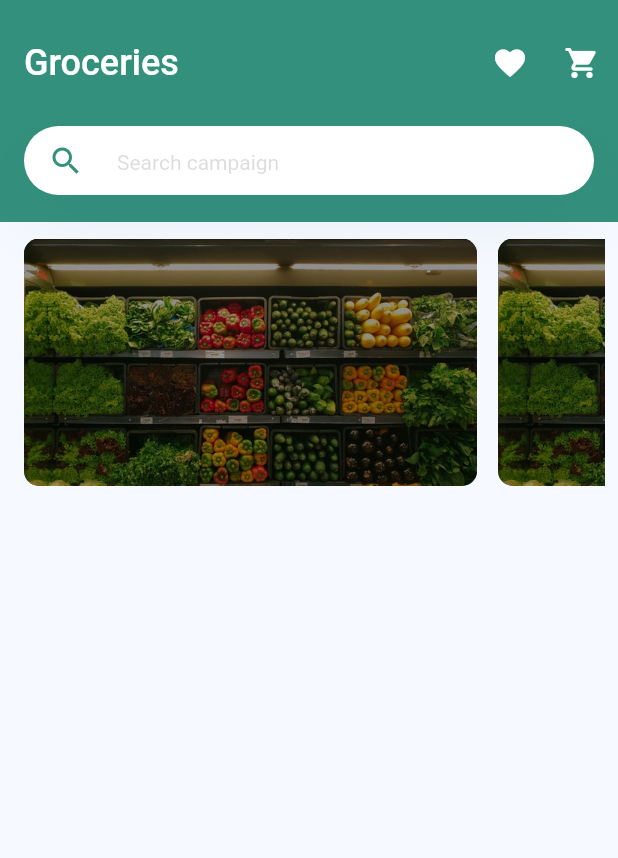
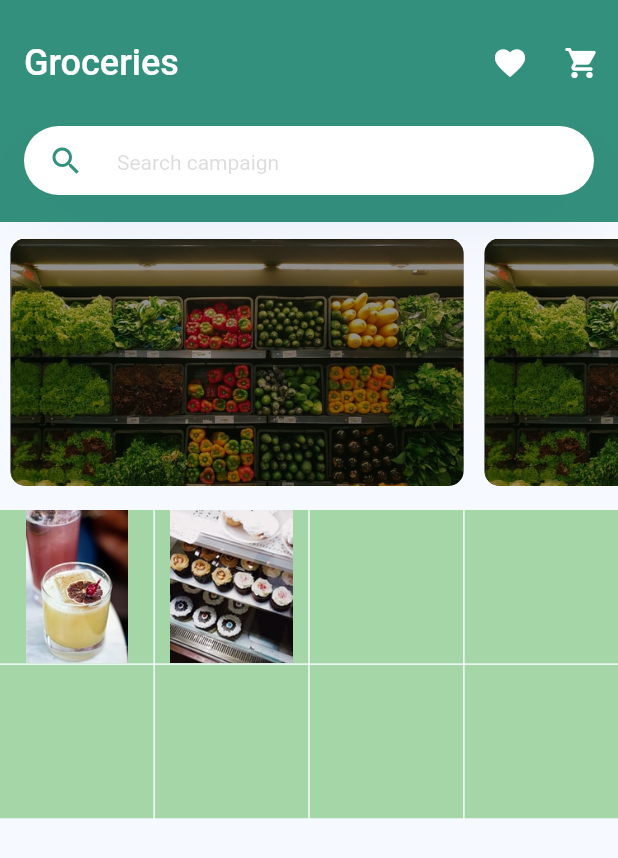
Before and after one commit to mateusisrael/tradly, a Flutter app: the screen it shows after launch, on a phone screen of 412 x 824 dp. Shown: the top 858 px of the screen. Run offline on Flutter 3.47's test engine with Material 2 defaults, Android fonts, the phone set to English and light mode, and no system bars.

Commit message:
init galery

```diff
--- a/TODO.txt
+++ b/TODO.txt
@@ -5,7 +5,7 @@ TODO
 
 
 DOING
-  criar componentes da tela inicial
+  criar componente de grid da tela inicial
 
 
 DONE
--- a/lib/components/row_cards.dart
+++ b/lib/components/row_cards.dart
@@ -6,14 +6,14 @@ class CardsScrow extends StatelessWidget {
   @override
   Widget build(BuildContext context) {
     return Container(
-      margin: const EdgeInsets.symmetric(vertical: 11),
-      padding: const EdgeInsets.only(left: 9, right: 9),
+      margin: const EdgeInsets.only(top: 11, bottom: 16),
+      // padding: const EdgeInsets.only(left: 9, right: 9),
       height: 165,
       child: ListView(
         scrollDirection: Axis.horizontal,
         children: [
           Container(
-            margin: EdgeInsets.symmetric(horizontal: 7),
+            margin: const EdgeInsets.symmetric(horizontal: 7),
             width: 302,
             decoration: const BoxDecoration(
               borderRadius: BorderRadius.all(Radius.circular(10)),
@@ -26,7 +26,7 @@ class CardsScrow extends StatelessWidget {
             ),
           ),
           Container(
-            margin: EdgeInsets.symmetric(horizontal: 7),
+            margin: const EdgeInsets.symmetric(horizontal: 7),
             width: 302,
             decoration: const BoxDecoration(
               borderRadius: BorderRadius.all(Radius.circular(10)),
@@ -39,7 +39,7 @@ class CardsScrow extends StatelessWidget {
             ),
           ),
           Container(
-            margin: EdgeInsets.symmetric(horizontal: 7),
+            margin: const EdgeInsets.symmetric(horizontal: 7),
             width: 302,
             decoration: const BoxDecoration(
               borderRadius: BorderRadius.all(Radius.circular(10)),
--- a/lib/screens/home.dart
+++ b/lib/screens/home.dart
@@ -8,7 +8,66 @@ class Home extends StatelessWidget {
   @override
   Widget build(BuildContext context) {
     return Column(
-      children: const [SubStatusBar(), CardsScrow()],
+      children: [
+        const SubStatusBar(),
+        const CardsScrow(),
+        GridView.count(
+          primary: false,
+          shrinkWrap: true,
+          // padding: const EdgeInsets.all(20),
+          crossAxisSpacing: 1,
+          mainAxisSpacing: 1,
+          crossAxisCount: 4,
+          children: [
+            Container(
+              decoration: BoxDecoration(
+                  color: Colors.green[200],
+                  image: const DecorationImage(
+                      image: AssetImage('images/beverages.jpeg'))),
+              width: 90,
+              height: 90,
+            ),
+            Container(
+              decoration: BoxDecoration(
+                  color: Colors.green[200],
+                  image: const DecorationImage(
+                      image: AssetImage('images/bread-and-bakery.jpeg'))),
+              width: 90,
+              height: 90,
+            ),
+            Container(
+              decoration: BoxDecoration(color: Colors.green[200]),
+              width: 90,
+              height: 90,
+            ),
+            Container(
+              decoration: BoxDecoration(color: Colors.green[200]),
+              width: 90,
+              height: 90,
+            ),
+            Container(
+              decoration: BoxDecoration(color: Colors.green[200]),
+              width: 90,
+              height: 90,
+            ),
+            Container(
+              decoration: BoxDecoration(color: Colors.green[200]),
+              width: 90,
+              height: 90,
+            ),
+            Container(
+              decoration: BoxDecoration(color: Colors.green[200]),
+              width: 90,
+              height: 90,
+            ),
+            Container(
+              decoration: BoxDecoration(color: Colors.green[200]),
+              width: 90,
+              height: 90,
+            ),
+          ],
+        )
+      ],
     );
   }
 }
```
Also changed, not shown: lib/components/grid_images.dart (added, +16 -0 lines), images/beverages.jpeg (renamed from images/4349122b04aad84d8c9c4f4d7ba647e8.jpeg), images/bread-and-bakery.jpeg (renamed from images/0b83fd6a1b0e1e50e499a7b76c98b4a5.jpeg), images/egg.jpeg (renamed from images/a7130379c2ab89fde3e97f70b06d256f.jpeg), images/frozen-veg.jpeg (renamed from images/18923b27b834bc31ccf2a177f2e9e7c3.jpeg), images/fruit.jpeg (renamed from images/06a6a64b4d6b39223e04117526a6cde8.jpeg), images/home-care.jpeg (renamed from images/37516e783a500eca26ca680dddc63f3e.jpeg), images/pet-care.jpeg (renamed from images/3fd68798db6f7e225d1402a68015cd98.jpeg), images/vegetables.jpeg (renamed from images/3e11fc4b536c1f8fe2bd622cc4c14dfc.jpeg).
